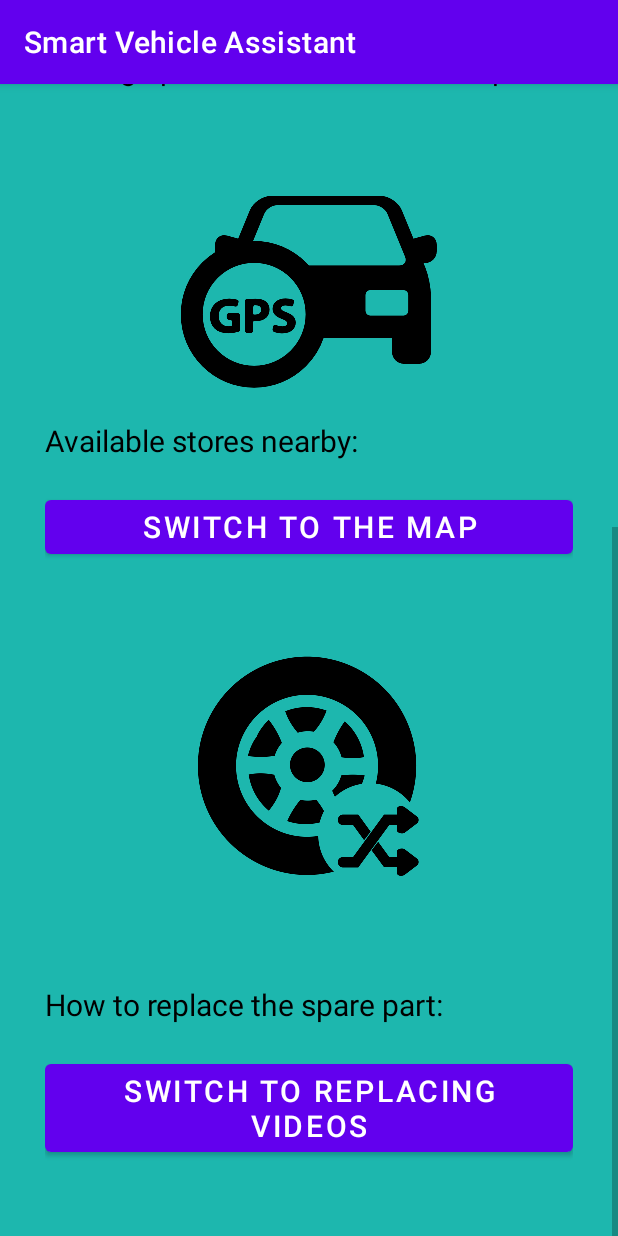
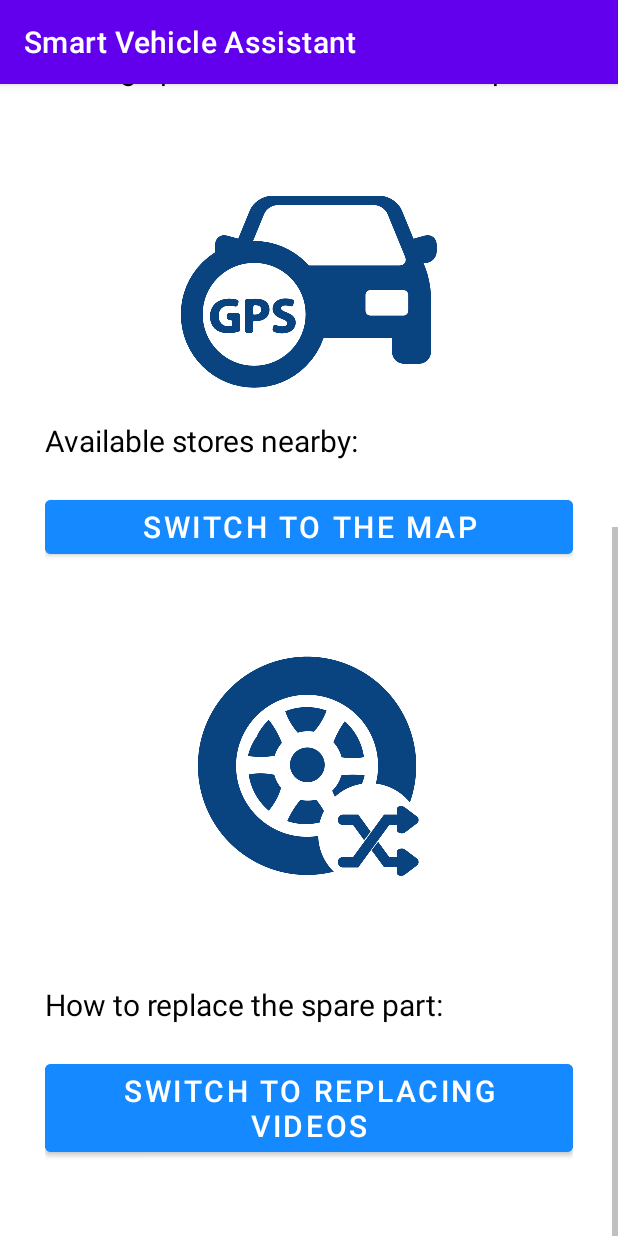
Before and after one commit to AnupamaBalasooriya98/SparePartsPricePredictionApp, an Android app: the DisplayPriceActivity screen opened directly, with no data from a screen before it, scrolled down 479 dp, on a phone screen of 412 x 824 dp. Run offline under Robolectric (Android 15) with nearby library versions, the phone set to English and light mode, and no system bars.

Commit message:
Edit interface colors and images

```diff
--- a/app/src/main/java/com/sliit/backupproject/spareparts/DisplayPriceActivity.java
+++ b/app/src/main/java/com/sliit/backupproject/spareparts/DisplayPriceActivity.java
@@ -47,12 +47,12 @@ public class DisplayPriceActivity extends AppCompatActivity {
         part = getIntent().getStringExtra("key_part");
         year = getIntent().getStringExtra("key_year");
 
-        Intent intent = new Intent(DisplayPriceActivity.this, Predictor.class);
-        intent.putExtra("key_model", model);
-        intent.putExtra("key_type", type);
-        intent.putExtra("key_part", part);
-        intent.putExtra("key_year", year);
-        startActivity(intent);
+//        Intent intent = new Intent(DisplayPriceActivity.this, Predictor.class);
+//        intent.putExtra("key_model", model);
+//        intent.putExtra("key_type", type);
+//        intent.putExtra("key_part", part);
+//        intent.putExtra("key_year", year);
+//        startActivity(intent);
 
         // Youtube videos button
         btn_videos = findViewById(R.id.btn_launch_videos);
--- a/app/src/main/res/layout/activity_display_price.xml
+++ b/app/src/main/res/layout/activity_display_price.xml
@@ -4,8 +4,7 @@
     xmlns:tools="http://schemas.android.com/tools"
     android:layout_width="match_parent"
     android:layout_height="match_parent"
-    tools:context=".spareparts.DisplayPriceActivity"
-    android:background="#1DB7AE">
+    tools:context=".spareparts.DisplayPriceActivity">
 
     <LinearLayout
         android:orientation="vertical"
@@ -91,7 +90,8 @@
                 android:layout_below="@id/txt_stores"
                 android:layout_marginTop="20dp"
                 android:layout_width="match_parent"
-                android:layout_height="wrap_content">
+                android:layout_height="wrap_content"
+                android:backgroundTint="#1589FF">
             </Button>
 
             <!-- Replacing video tutorials -->
@@ -122,7 +122,8 @@
                 android:layout_below="@id/txt_replacing_videos"
                 android:layout_marginTop="20dp"
                 android:layout_width="match_parent"
-                android:layout_height="wrap_content">
+                android:layout_height="wrap_content"
+                android:backgroundTint="#1589FF">
             </Button>
         </RelativeLayout>
 
--- a/app/src/main/res/layout/activity_spare_parts_main.xml
+++ b/app/src/main/res/layout/activity_spare_parts_main.xml
@@ -4,8 +4,7 @@
     xmlns:tools="http://schemas.android.com/tools"
     android:layout_width="match_parent"
     android:layout_height="match_parent"
-    tools:context=".spareparts.SparePartsMainActivity"
-    android:background="#1DB7AE">
+    tools:context=".spareparts.SparePartsMainActivity">
 
     <LinearLayout
         android:orientation="vertical"
@@ -137,7 +136,8 @@
                 android:layout_marginBottom="50dp"
                 android:layout_below="@id/spin_year"
                 android:layout_width="match_parent"
-                android:layout_height="wrap_content">
+                android:layout_height="wrap_content"
+                android:backgroundTint="#1589FF">
             </Button>
         </RelativeLayout>
     </LinearLayout>
```
Also changed, not shown: app/src/main/res/drawable-xxhdpi/bumper_img.png, app/src/main/res/drawable-xxhdpi/location_img.png, app/src/main/res/drawable-xxhdpi/parts_img.png, app/src/main/res/drawable-xxhdpi/replacing_img.png.
